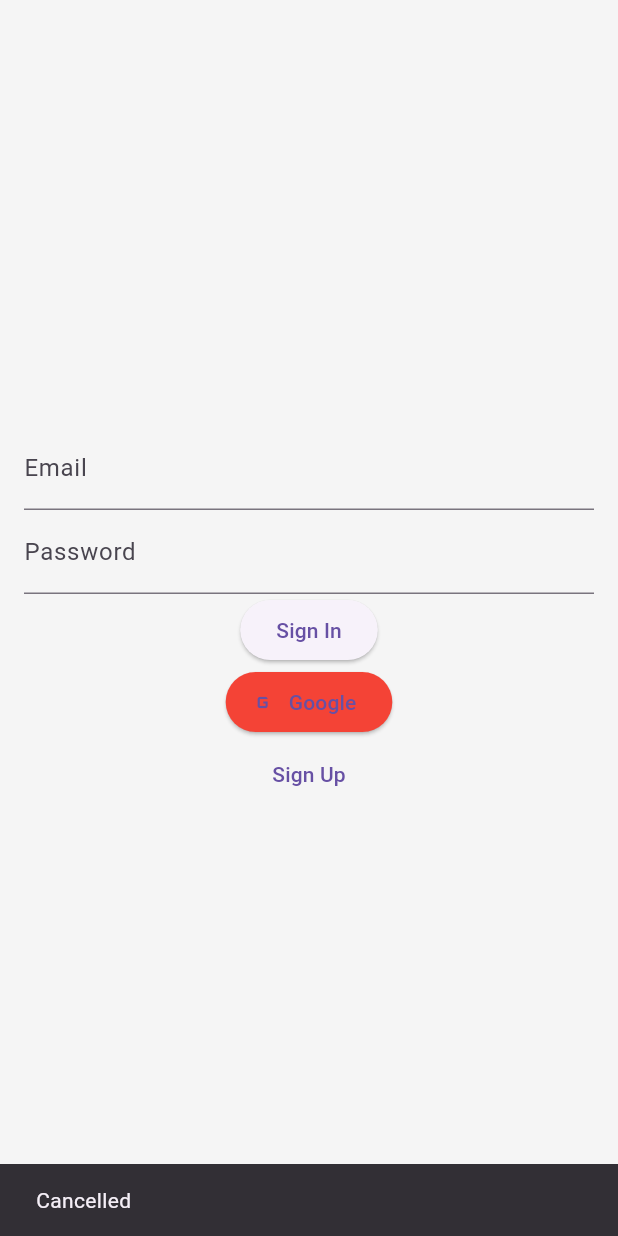
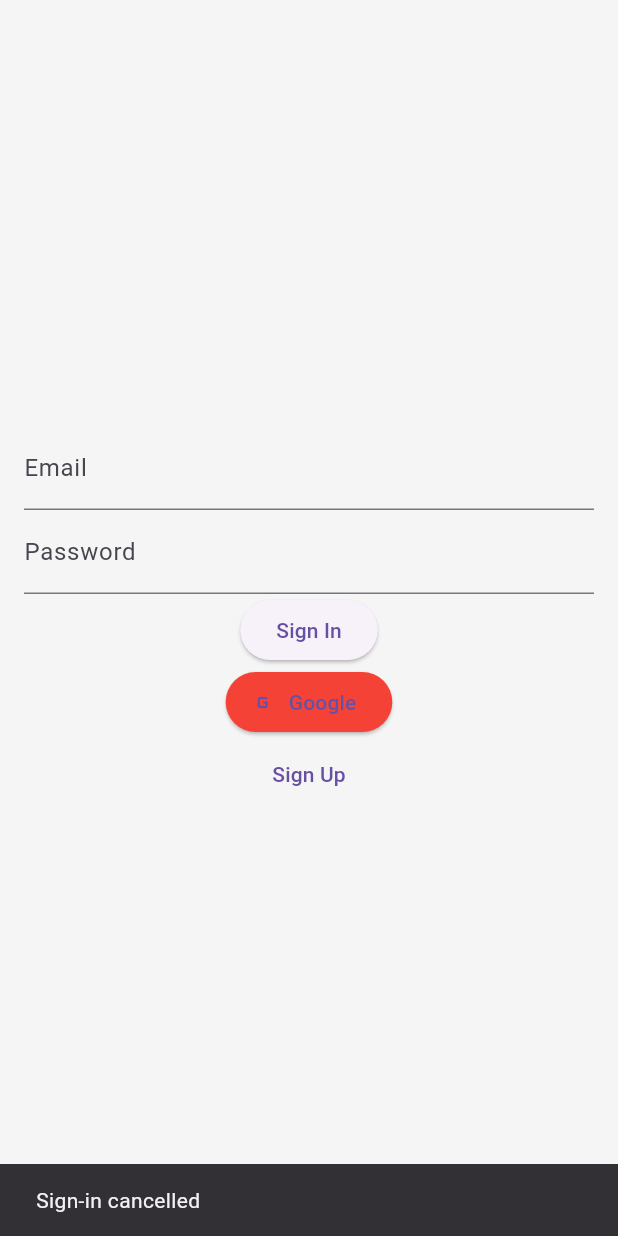
Before and after one commit to Abdelrahman-Moataz/KnowOthers, a Flutter app: the screen it shows after launch, after a tap on "Google", on a phone screen of 412 x 824 dp. Run offline on Flutter 3.47's test engine with Material 3 defaults, Android fonts, the phone set to English and light mode, and no system bars; drawn by our look-alikes of flutter_animate; our stand-ins replace bloc, cloud_firestore, firebase_auth, firebase_core, firebase_messaging, firebase_storage and 3 more; accounts and stored records are empty.

Commit message:
google sign in

```diff
--- a/lib/cubits/auth_cubit.dart
+++ b/lib/cubits/auth_cubit.dart
@@ -49,24 +49,31 @@ class AuthCubit extends Cubit<AuthState> {
   try {
     final googleUser = await GoogleSignIn().signIn();
     if (googleUser == null) {
-        emit(AuthError('Cancelled'));
+      emit(AuthError('Sign-in cancelled'));
       return;
     }
+
     final googleAuth = await googleUser.authentication;
     final credential = GoogleAuthProvider.credential(
       accessToken: googleAuth.accessToken,
       idToken: googleAuth.idToken,
     );
+
     final userCred = await _auth.signInWithCredential(credential);
+
+    // Save user profile
     await _firestore.collection('users').doc(userCred.user!.uid).set({
-        'name': googleUser.displayName,
+      'name': googleUser.displayName ?? 'User',
       'email': googleUser.email,
       'profilePic': googleUser.photoUrl,
       'createdAt': FieldValue.serverTimestamp(),
     }, SetOptions(merge: true));
+
     emit(AuthSuccess());
   } on FirebaseAuthException catch (e) {
-      emit(AuthError(e.message ?? 'Google sign-in failed'));
+    emit(AuthError(e.message ?? 'Auth failed'));
+  } catch (e) {
+    emit(AuthError('Error: $e'));
   }
 }
 
--- a/lib/main.dart
+++ b/lib/main.dart
@@ -1,3 +1,4 @@
+// lib/main.dart
 import 'dart:io';
 
 import 'package:flutter/material.dart';
@@ -7,6 +8,7 @@ import 'package:flutter_bloc/flutter_bloc.dart';
 import 'package:flutter_animate/flutter_animate.dart';
 import 'package:cloud_firestore/cloud_firestore.dart';
 import 'package:firebase_auth/firebase_auth.dart';
+
 import 'cubits/auth_cubit.dart';
 import 'cubits/user_cubit.dart';
 import 'cubits/rating_cubit.dart';
@@ -18,10 +20,13 @@ import 'pages/account_page.dart';
 
 Future<void> _firebaseMessagingBackgroundHandler(RemoteMessage message) async {
   await Firebase.initializeApp();
+  print("Background message: ${message.messageId}");
 }
 
 void main() async {
   WidgetsFlutterBinding.ensureInitialized();
+
+  try {
     if (Platform.isAndroid) {
       print("done");
       await Firebase.initializeApp(
@@ -36,12 +41,20 @@ void main() async {
     } else {
       await Firebase.initializeApp();
     }
+
+    print("Firebase initialized successfully");
+  } catch (e) {
+    print("Firebase init failed: $e");
+  }
+
   FirebaseMessaging.onBackgroundMessage(_firebaseMessagingBackgroundHandler);
+
   runApp(const RatingApp());
 }
 
 class RatingApp extends StatefulWidget {
   const RatingApp({super.key});
+
   @override
   State<RatingApp> createState() => _RatingAppState();
 }
@@ -59,6 +72,8 @@ class _RatingAppState extends State<RatingApp> {
     final messaging = FirebaseMessaging.instance;
     await messaging.requestPermission();
     final token = await messaging.getToken();
+    print("FCM Token: $token");
+
     final user = FirebaseAuth.instance.currentUser;
     if (token != null && user != null) {
       await FirebaseFirestore.instance
@@ -70,7 +85,9 @@ class _RatingAppState extends State<RatingApp> {
     FirebaseMessaging.onMessage.listen((RemoteMessage message) {
       ScaffoldMessenger.of(context).showSnackBar(
         SnackBar(
-            content: Text(message.notification?.title ?? 'New Notification')),
+          content: Text(message.notification?.title ?? 'New Notification'),
+          backgroundColor: Colors.blue,
+        ),
       );
     });
   }
@@ -84,15 +101,16 @@ class _RatingAppState extends State<RatingApp> {
         BlocProvider<RatingCubit>(create: (_) => RatingCubit()),
       ],
       child: MaterialApp(
-        title: 'User Rating',
+        title: 'User Rating App',
         themeMode: _isDarkMode ? ThemeMode.dark : ThemeMode.light,
         theme: ThemeData.light().copyWith(
           primaryColor: Colors.blue,
           scaffoldBackgroundColor: Colors.grey[100],
           cardTheme: CardThemeData(
             elevation: 6,
-              shape: RoundedRectangleBorder(
-                  borderRadius: BorderRadius.circular(16))),
+            shape:
+                RoundedRectangleBorder(borderRadius: BorderRadius.circular(16)),
+          ),
         ),
         darkTheme: ThemeData.dark().copyWith(primaryColor: Colors.blueAccent),
         home:
@@ -121,13 +139,32 @@ class AuthWrapper extends StatelessWidget {
       builder: (context, snapshot) {
         if (snapshot.connectionState == ConnectionState.waiting) {
           return const Scaffold(
-              body: Center(child: CircularProgressIndicator()));
+            body: Center(
+              child: Column(
+                mainAxisAlignment: MainAxisAlignment.center,
+                children: [
+                  CircularProgressIndicator(),
+                  SizedBox(height: 16),
+                  Text("Initializing..."),
+                ],
+              ),
+            ),
+          );
         }
+
+        if (snapshot.hasError) {
+          return Scaffold(
+            body: Center(child: Text("Error: ${snapshot.error}")),
+          );
+        }
+
         if (snapshot.hasData) {
           WidgetsBinding.instance.addPostFrameCallback((_) {
             Navigator.pushReplacementNamed(context, '/main');
           });
+          return const SizedBox.shrink();
         }
+
         return AuthPage(onThemeChanged: onThemeChanged);
       },
     );
--- a/lib/pages/account_page.dart
+++ b/lib/pages/account_page.dart
@@ -73,7 +73,11 @@ class _AccountPageState extends State<AccountPage> {
               return const Text('No ratings yet');
             },
           ),
-          ElevatedButton(onPressed: () => context.read<AuthCubit>().signOut(), child: const Text('Logout'), style: ElevatedButton.styleFrom(backgroundColor: Colors.red)).animate().fadeIn(delay: 1000.ms),
+          ElevatedButton(onPressed:
+          () => context.read<AuthCubit>().signOut(),
+           child: const Text('Logout'),
+           style: ElevatedButton.styleFrom(backgroundColor:
+            Colors.red)).animate().fadeIn(delay: 1000.ms),
         ],
       ),
     );
```
Also changed, not shown: lib/pages/main_page.dart (+160 -33 lines), 2 other files. Lines whose indentation alone changed are shown as unchanged.
